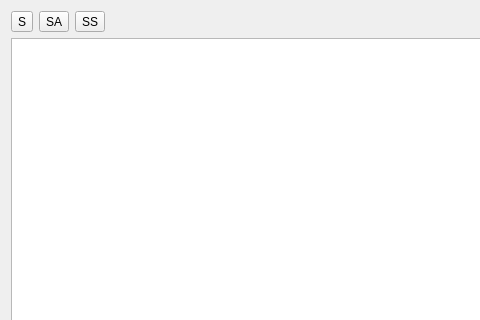
This is script/editor/iscripteditor.ui in daniel-Jones/IdealIRC as Qt 5 draws it before an edit; both pictures show x 0 to 480 and y 0 to 320 of the 767 by 497 pixel window. The edited form follows.
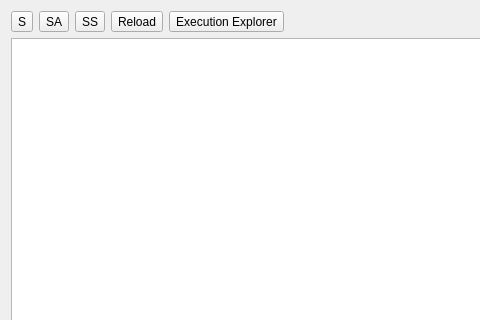
This is the edited form. Icons and pictures are not drawn.

Commit message:
Added an "Execution Explorer"
This one lets you monitor variable changes, manipulate data, etc in a
script. It's a tool for the script editor. NOT FINISHED!

```diff
--- a/script/editor/iscripteditor.ui
+++ b/script/editor/iscripteditor.ui
@@ -24,6 +24,13 @@
    <bool>true</bool>
   </property>
   <layout class="QGridLayout" name="gridLayout">
+   <item row="0" column="3">
+    <widget class="QToolButton" name="toolButton">
+     <property name="text">
+      <string>Reload</string>
+     </property>
+    </widget>
+   </item>
    <item row="0" column="2">
     <widget class="QToolButton" name="btnSettings">
      <property name="toolTip">
@@ -44,7 +51,7 @@
      </property>
     </widget>
    </item>
-   <item row="0" column="3">
+   <item row="0" column="5">
     <spacer name="horizontalSpacer">
      <property name="orientation">
       <enum>Qt::Horizontal</enum>
@@ -97,7 +104,7 @@
      </property>
     </widget>
    </item>
-   <item row="1" column="0" colspan="4">
+   <item row="1" column="0" colspan="6">
     <widget class="QSplitter" name="splitter">
      <property name="orientation">
       <enum>Qt::Horizontal</enum>
@@ -120,6 +127,13 @@
      </widget>
     </widget>
    </item>
+   <item row="0" column="4">
+    <widget class="QToolButton" name="btnEE">
+     <property name="text">
+      <string>Execution Explorer</string>
+     </property>
+    </widget>
+   </item>
   </layout>
  </widget>
  <resources>
```
Left out of the diff: 7 changed lines with no effect on the pictures. The commit also changes 13 other files.
